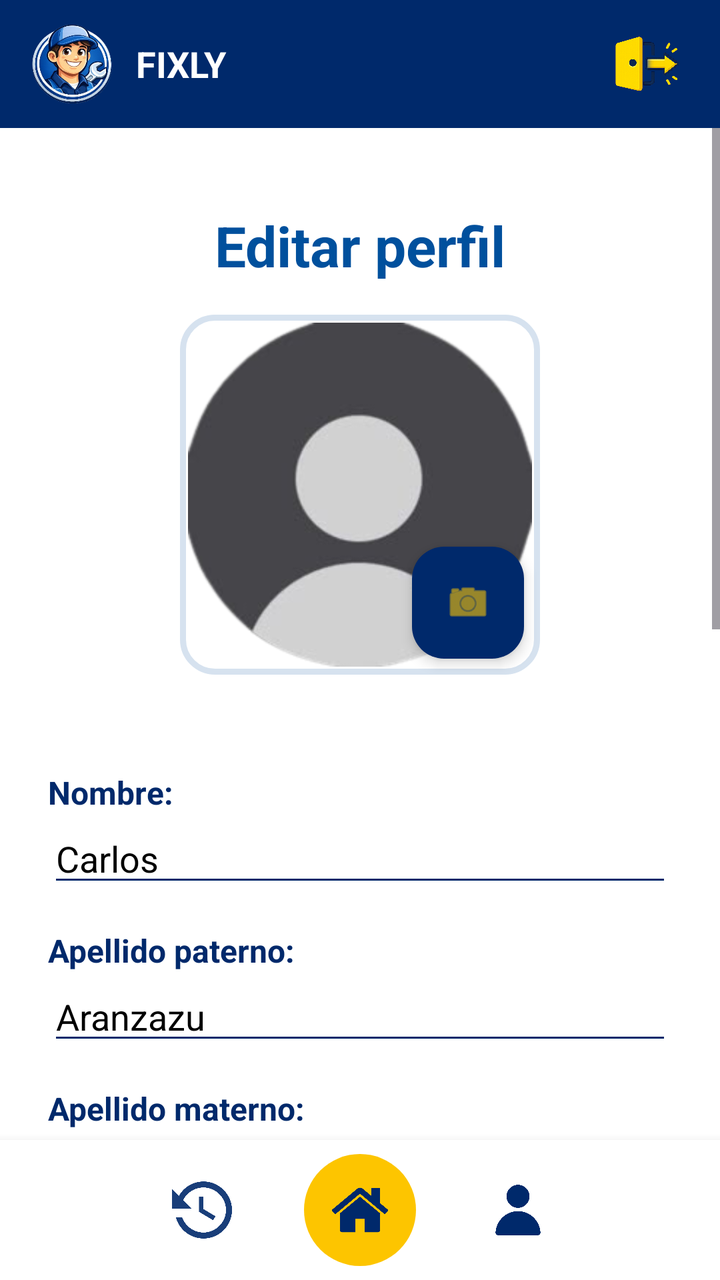
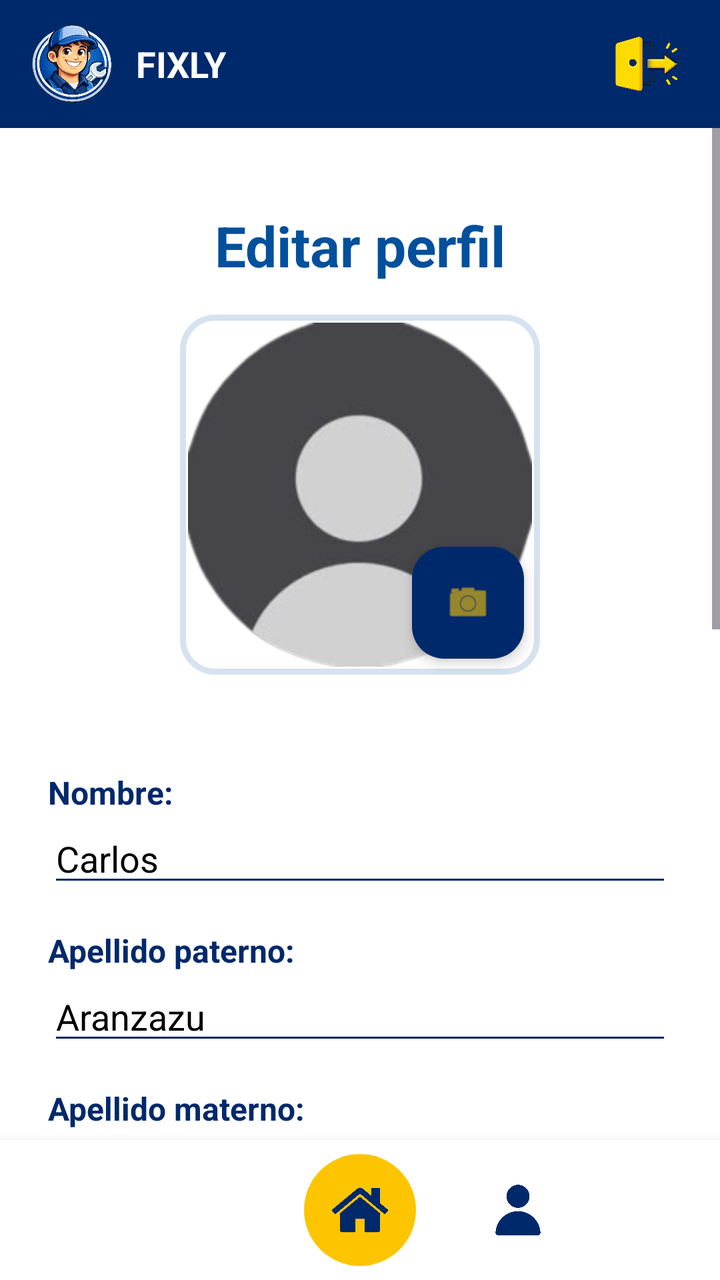

An Android layout rendered at two revisions. The XML below is the earlier revision; the diff shows what the commit changed to produce the second picture.
<!-- AndroidManifest.xml: application theme Theme.Fixly -->
<!-- res/layout/editar_perfil_proveedor.xml -->
<?xml version="1.0" encoding="utf-8"?>
<LinearLayout
    xmlns:android="http://schemas.android.com/apk/res/android"
    xmlns:app="http://schemas.android.com/apk/res-auto"
    android:id="@+id/main"
    android:layout_width="match_parent"
    android:layout_height="match_parent"
    android:orientation="vertical"
    android:background="@android:color/white">

    <include layout="@layout/header"/>

    <ScrollView
        android:layout_width="match_parent"
        android:layout_height="0dp"
        android:layout_weight="1"
        android:fillViewport="true">

        <LinearLayout
            android:id="@+id/contenedor_contenido_perfil"
            android:layout_width="match_parent"
            android:layout_height="wrap_content"
            android:orientation="vertical"
            android:padding="24dp">

            
            <TextView
                android:layout_width="match_parent"
                android:layout_height="wrap_content"
                android:layout_marginTop="16dp"
                android:layout_marginBottom="16dp"
                android:gravity="center"
                android:text="Editar perfil"
                android:textColor="@color/azul_medio_fixly"
                android:textSize="28sp"
                android:textStyle="bold" />

            
            <FrameLayout
                android:layout_width="wrap_content"
                android:layout_height="wrap_content"
                android:layout_gravity="center"
                android:layout_marginBottom="32dp">

                <FrameLayout
                    android:layout_width="180dp"
                    android:layout_height="180dp"
                    android:background="@drawable/fondo_imagen_redondeada_perfil"
                    android:padding="4dp">

                    <ImageView
                        android:id="@+id/imagen_editar_perfil_proveedor"
                        android:layout_width="match_parent"
                        android:layout_height="match_parent"
                        android:scaleType="centerCrop"
                        android:background="@drawable/imagen_redondeada"
                        android:clipToOutline="true"
                        android:src="@drawable/ic_usuario_placeholder"/>
                </FrameLayout>

                <com.google.android.material.floatingactionbutton.FloatingActionButton
                    android:id="@+id/fab_cambiar_foto"
                    android:layout_width="wrap_content"
                    android:layout_height="wrap_content"
                    android:layout_gravity="bottom|end"
                    android:layout_margin="8dp"
                    android:src="@android:drawable/ic_menu_camera"
                    app:fabSize="mini"
                    app:backgroundTint="@color/azul_fixly"
                    app:tint="@color/amarillo_fixly"
                    app:elevation="4dp"/>
            </FrameLayout>

            
            <TextView
                android:layout_width="wrap_content"
                android:layout_height="wrap_content"
                android:text="Nombre:"
                android:textColor="@color/azul_fixly"
                android:textStyle="bold"
                android:textSize="16sp"
                android:layout_marginTop="16dp"/>

            <EditText
                android:id="@+id/edit_nombre"
                android:layout_width="match_parent"
                android:layout_height="wrap_content"
                android:backgroundTint="@color/azul_fixly"
                android:textColor="@android:color/black"
                android:text="Carlos"/>

            
            <TextView
                android:layout_width="wrap_content"
                android:layout_height="wrap_content"
                android:text="Apellido paterno:"
                android:textColor="@color/azul_fixly"
                android:textStyle="bold"
                android:textSize="16sp"
                android:layout_marginTop="16dp"/>

            <EditText
                android:id="@+id/edit_apellido_p"
                android:layout_width="match_parent"
                android:layout_height="wrap_content"
                android:backgroundTint="@color/azul_fixly"
                android:textColor="@android:color/black"
                android:text="Aranzazu"/>

            
            <TextView
                android:layout_width="wrap_content"
                android:layout_height="wrap_content"
                android:text="Apellido materno:"
                android:textColor="@color/azul_fixly"
                android:textStyle="bold"
                android:textSize="16sp"
                android:layout_marginTop="16dp"/>

            <EditText
                android:id="@+id/edit_apellido_m"
                android:layout_width="match_parent"
                android:layout_height="wrap_content"
                android:backgroundTint="@color/azul_fixly"
                android:textColor="@android:color/black"
                android:text="Bañuelos"/>

            
            <TextView
                android:layout_width="wrap_content"
                android:layout_height="wrap_content"
                android:text="Correo:"
                android:textColor="@color/azul_fixly"
                android:textStyle="bold"
                android:textSize="16sp"
                android:layout_marginTop="16dp"/>

            <EditText
                android:id="@+id/edit_correo"
                android:layout_width="match_parent"
                android:layout_height="wrap_content"
                android:backgroundTint="@color/azul_fixly"
                android:textColor="@android:color/black"
                android:inputType="textEmailAddress"
                android:text="correo@gmail.com"/>

            
            <TextView
                android:layout_width="wrap_content"
                android:layout_height="wrap_content"
                android:text="Teléfono:"
                android:textColor="@color/azul_fixly"
                android:textStyle="bold"
                android:textSize="16sp"
                android:layout_marginTop="16dp"/>

            <EditText
                android:id="@+id/edit_telefono"
                android:layout_width="match_parent"
                android:layout_height="wrap_content"
                android:backgroundTint="@color/azul_fixly"
                android:textColor="@android:color/black"
                android:inputType="phone"
                android:text="7892456799"/>

            
            <TextView
                android:layout_width="wrap_content"
                android:layout_height="wrap_content"
                android:text="Descripción:"
                android:textColor="@color/azul_fixly"
                android:textStyle="bold"
                android:textSize="16sp"
                android:layout_marginTop="16dp"/>

            <EditText
                android:id="@+id/edit_descripcion"
                android:layout_width="match_parent"
                android:layout_height="wrap_content"
                android:backgroundTint="@color/azul_fixly"
                android:textColor="@android:color/black"
                android:lines="2"
                android:text="Profesional verificado"/>

            
            <TextView
                android:layout_width="wrap_content"
                android:layout_height="wrap_content"
                android:text="Servicios:"
                android:textColor="@color/azul_fixly"
                android:textStyle="bold"
                android:textSize="16sp"
                android:layout_marginTop="20dp"/>

            <LinearLayout
                android:id="@+id/contenedor_servicios"
                android:layout_width="match_parent"
                android:layout_height="wrap_content"
                android:orientation="vertical"
                android:layout_marginTop="8dp"/>

            
            <com.google.android.material.button.MaterialButton
                android:id="@+id/boton_guardar"
                android:layout_width="match_parent"
                android:layout_height="40dp"
                android:layout_marginTop="32dp"
                android:backgroundTint="@color/amarillo_fixly"
                android:text="Guardar"
                android:textAllCaps="false"
                android:textColor="@android:color/black"
                android:textStyle="bold"
                app:cornerRadius="4dp"/>

            <com.google.android.material.button.MaterialButton
                style="@style/Widget.MaterialComponents.Button.OutlinedButton"
                android:layout_width="match_parent"
                android:layout_height="40dp"
                android:layout_marginTop="12dp"
                android:layout_marginBottom="24dp"
                android:text="Cancelar"
                android:textAllCaps="false"
                android:textColor="@android:color/black"
                android:textStyle="bold"
                app:cornerRadius="4dp"
                app:strokeColor="@color/gris_texto"
                app:strokeWidth="1dp"/>

        </LinearLayout>
    </ScrollView>

    <include layout="@layout/bottom_nav"/>

</LinearLayout>
<!-- res/layout/header.xml (included above) -->
<?xml version="1.0" encoding="utf-8"?>
<LinearLayout xmlns:android="http://schemas.android.com/apk/res/android"
    xmlns:app="http://schemas.android.com/apk/res-auto"
    android:id="@+id/header_container"
    android:layout_width="match_parent"
    android:layout_height="64dp"
    android:background="@color/azul_fixly"
    android:gravity="center_vertical"
    android:paddingHorizontal="16dp"
    android:orientation="horizontal">

    <ImageView
        android:layout_width="40dp"
        android:layout_height="40dp"
        android:scaleType="fitCenter"
        android:src="@drawable/logo" />

    <TextView
        android:layout_width="0dp"
        android:layout_height="wrap_content"
        android:layout_marginStart="12dp"
        android:layout_weight="1"
        android:text="FIXLY"
        android:textColor="@android:color/white"
        android:textSize="18sp"
        android:textStyle="bold" />

    <ImageView
        android:id="@+id/imageView"
        android:layout_width="40dp"
        android:layout_height="40dp"
        app:srcCompat="@drawable/ic_cerrar_sesion" />

</LinearLayout>
<!-- res/layout/bottom_nav.xml (included above) -->
<?xml version="1.0" encoding="utf-8"?>
<LinearLayout xmlns:android="http://schemas.android.com/apk/res/android"
    xmlns:app="http://schemas.android.com/apk/res-auto"
    android:id="@+id/bottom_container"
    android:layout_width="match_parent"
    android:layout_height="70dp"
    android:background="@android:color/white"
    android:elevation="8dp"
    android:gravity="center"
    android:orientation="horizontal">

    <ImageView
        android:id="@+id/historial_barra_navegacion"
        android:layout_width="30dp"
        android:layout_height="30dp"
        android:src="@drawable/icono_solicitudes"
        android:tint="#00296b" />

    <FrameLayout
        android:id="@+id/home_barra_navegacion"
        android:layout_width="56dp"
        android:layout_height="56dp"
        android:layout_marginHorizontal="36dp"
        android:background="@drawable/bg_home">

        <ImageView
            android:layout_width="28dp"
            android:layout_height="28dp"
            android:layout_gravity="center"
            android:src="@drawable/icono_home"
            app:tint="#00296b" />
    </FrameLayout>

    <ImageView
        android:id="@+id/perfil_barra_navegacion"
        android:layout_width="30dp"
        android:layout_height="30dp"
        android:src="@drawable/icono_usuario"
        app:tint="#00296b" />

</LinearLayout>
<!-- resources referenced by this layout -->
<resources>
  <color name="amarillo_fixly">#fdc500</color>
  <color name="azul_fixly">#00296b</color>
  <color name="azul_medio_fixly">#00509d</color>
  <color name="gris_texto">#b4b4b4</color>
  <!-- drawable bg_home (drawable) -->
  <?xml version="1.0" encoding="utf-8"?>
  <shape xmlns:android="http://schemas.android.com/apk/res/android"
      android:shape="oval">
      <solid android:color="#fdc500"/>
  </shape>
  <!-- drawable fondo_imagen_redondeada_perfil (drawable) -->
  <shape xmlns:android="http://schemas.android.com/apk/res/android">
      <solid android:color="#FFFFFF"/>
  
      <stroke
          android:width="3dp"
          android:color="@color/azul_claro_fixly"/>
  
      <corners android:radius="16dp"/>
  </shape>
  <!-- drawable ic_cerrar_sesion: png bitmap (drawable, 236120 bytes) -->
  <!-- drawable ic_usuario_placeholder: png bitmap (drawable, 23337 bytes) -->
  <!-- drawable icono_home: png bitmap (drawable, 9640 bytes) -->
  <!-- drawable icono_solicitudes: png bitmap (drawable, 14988 bytes) -->
  <!-- drawable icono_usuario: png bitmap (drawable, 6687 bytes) -->
  <!-- drawable imagen_redondeada (drawable) -->
  <shape xmlns:android="http://schemas.android.com/apk/res/android">
      <corners android:radius="12dp"/>
      <solid android:color="#FFFFFF"/>
  </shape>
  <!-- drawable logo: png bitmap (drawable, 142083 bytes) -->
  <style name="Theme.Fixly" parent="Base.Theme.Fixly" />
  <color name="azul_claro_fixly">#d6e2ef</color>
  <style name="Base.Theme.Fixly" parent="Theme.Material3.DayNight.NoActionBar">
          
          
      </style>
</resources>

<!-- the commit's change to res/layout/editar_perfil_proveedor.xml (unified diff, before → after) -->
@@ -229,7 +229,7 @@
         </LinearLayout>
     </ScrollView>
 
-    <include layout="@layout/bottom_nav"/>
+    <include layout="@layout/bottom_nav_proveedor"/>
 
 </LinearLayout>
 <!-- res/layout/header.xml (included above) -->
@@ -267,7 +267,7 @@
         app:srcCompat="@drawable/ic_cerrar_sesion" />
 
 </LinearLayout>
-<!-- res/layout/bottom_nav.xml (included above) -->
+<!-- res/layout/bottom_nav_proveedor.xml (included above) -->
 <?xml version="1.0" encoding="utf-8"?>
 <LinearLayout xmlns:android="http://schemas.android.com/apk/res/android"
     xmlns:app="http://schemas.android.com/apk/res-auto"
@@ -283,7 +283,6 @@
         android:id="@+id/historial_barra_navegacion"
         android:layout_width="30dp"
         android:layout_height="30dp"
-        android:src="@drawable/icono_solicitudes"
         android:tint="#00296b" />
 
     <FrameLayout
<!-- resource entries referenced after the edit -->
@@ -23,7 +23,6 @@
   <!-- drawable ic_cerrar_sesion: png bitmap (drawable, 236120 bytes) -->
   <!-- drawable ic_usuario_placeholder: png bitmap (drawable, 23337 bytes) -->
   <!-- drawable icono_home: png bitmap (drawable, 9640 bytes) -->
-  <!-- drawable icono_solicitudes: png bitmap (drawable, 14988 bytes) -->
   <!-- drawable icono_usuario: png bitmap (drawable, 6687 bytes) -->
   <!-- drawable imagen_redondeada (drawable) -->
   <shape xmlns:android="http://schemas.android.com/apk/res/android">
